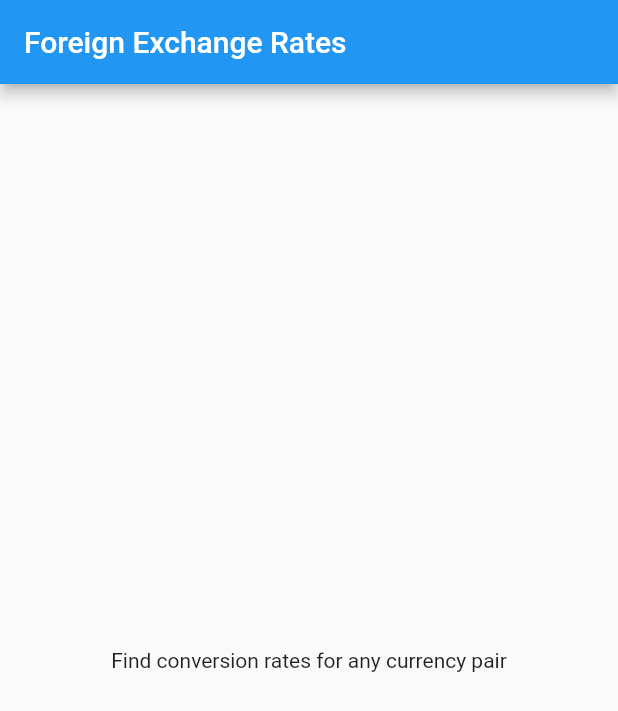
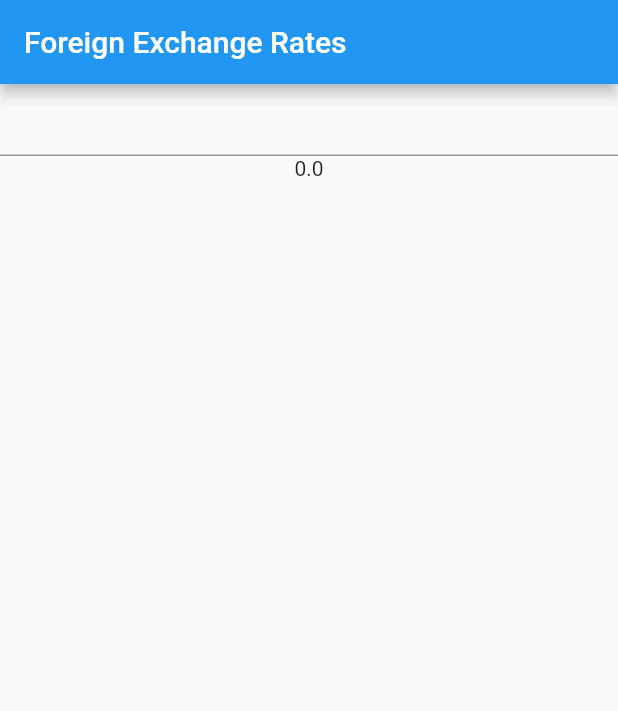
Before and after one commit to tolopsy/forex-rate, a Flutter app: the screen it shows after launch, on a phone screen of 412 x 824 dp. Shown: the top 711 px of the screen. Run offline on Flutter 3.47's test engine with Material 2 defaults, Android fonts, the phone set to English and light mode, and no system bars.

Commit message:
Column, TextField, setState, Text and initState

```diff
--- a/lib/main.dart
+++ b/lib/main.dart
@@ -8,6 +8,14 @@ class MyApp extends StatefulWidget {
 }
 
 class MyAppState extends State<MyApp> {
+  double _numberForm;
+
+  @override
+  void initState() {
+    _numberForm = 0;
+    super.initState();
+  }
+
   @override
   Widget build(BuildContext context) {
     return MaterialApp(
@@ -17,8 +25,21 @@ class MyAppState extends State<MyApp> {
             title: Text("Foreign Exchange Rates"),
           ),
           body: Center(
-            child: Text("Find conversion rates for any currency pair"),
-          )),
+              child: Column(
+            children: [
+              TextField(
+                onChanged: (text) {
+                  var userInput = double.tryParse(text);
+                  if (userInput != null) {
+                    setState(() {
+                      _numberForm = userInput;
+                    });
+                  }
+                },
+              ),
+              Text((_numberForm == null) ? '' : _numberForm.toString())
+            ],
+          ))),
     );
   }
 }
```
